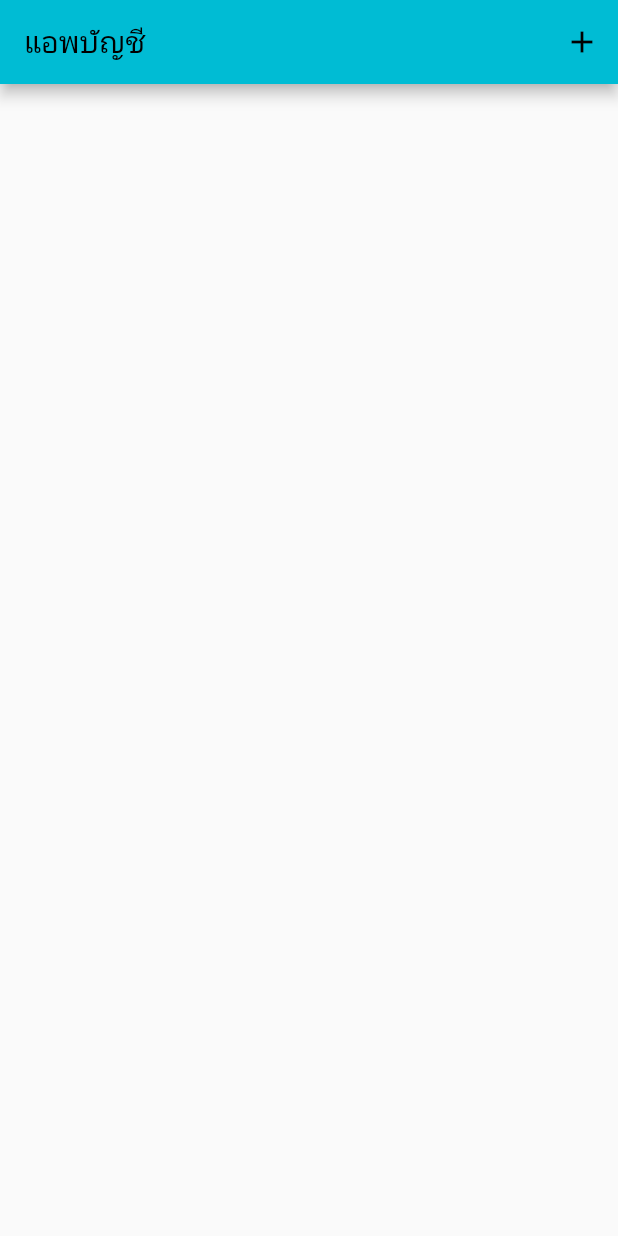
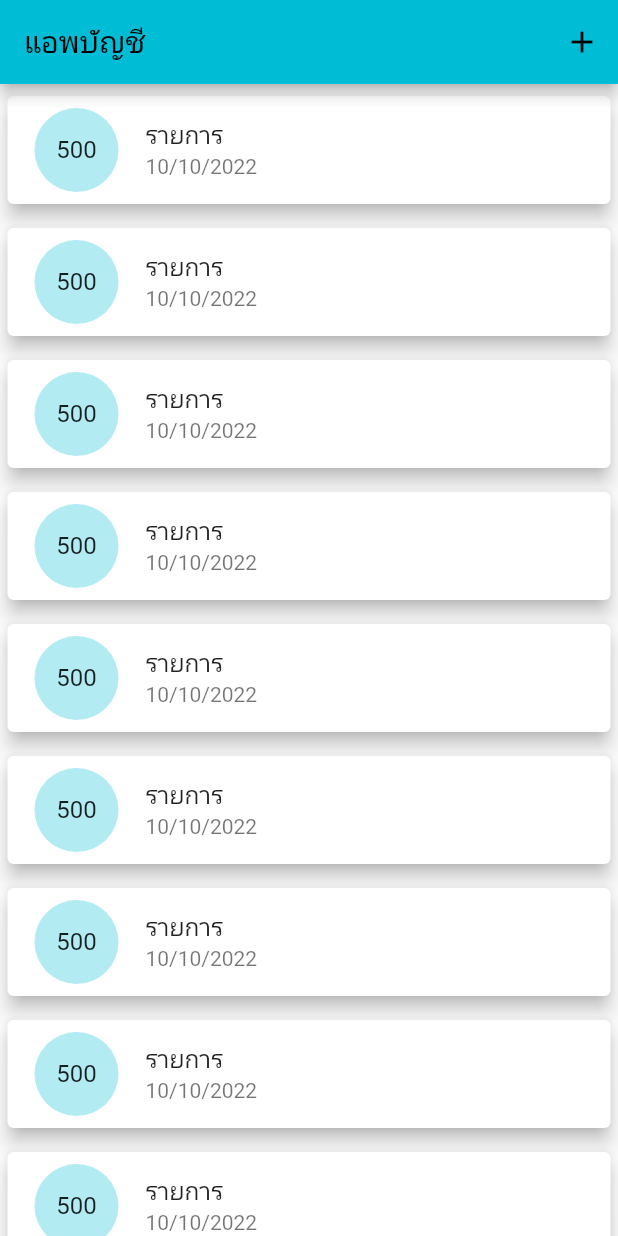
Before and after one commit to Waratchaya-WL/EX.5.1, a Flutter app: the screen it shows after launch, on a phone screen of 412 x 824 dp. Run offline on Flutter 3.47's test engine with Material 2 defaults, Android fonts, the phone set to English and light mode, and no system bars.

Commit message:
5 commit

```diff
--- a/lib/main.dart
+++ b/lib/main.dart
@@ -8,13 +8,11 @@ void main() {
 class MyApp extends StatelessWidget {
   const MyApp({super.key});
 
-
   @override
   Widget build(BuildContext context) {
     return MaterialApp(
       title: 'Flutter Demo',
       theme: ThemeData(
-
         primarySwatch: Colors.cyan,
       ),
       home: const MyHomePage(title: 'แอพบัญชี'),
@@ -25,7 +23,6 @@ class MyApp extends StatelessWidget {
 class MyHomePage extends StatefulWidget {
   const MyHomePage({super.key, required this.title});
 
-
   final String title;
 
   @override
@@ -33,25 +30,36 @@ class MyHomePage extends StatefulWidget {
 }
 
 class _MyHomePageState extends State<MyHomePage> {
-
-
   @override
   Widget build(BuildContext context) {
-
     return Scaffold(
         appBar: AppBar(
           title: Text(widget.title),
           actions: [
-          IconButton
-          (icon: Icon(Icons.add),
-          onPressed: (){
-          Navigator .push(context, MaterialPageRoute(builder: (context){
+            IconButton(
+                icon: Icon(Icons.add),
+                onPressed: () {
+                  Navigator.push(context, MaterialPageRoute(builder: (context) {
                     return FormScreen();
                   }));
                 })
           ],
         ),
-      body: Container()
+        body: ListView.builder(itemBuilder: (context, int index) {
+          return Card(
+            elevation: 5,
+            margin: const EdgeInsets.symmetric(vertical: 8, horizontal: 5),
+            child: ListTile(
+              leading: CircleAvatar(
+                radius: 30,
+                child: FittedBox(
+                  child: Text("500"),
+                ),
+              ),
+              title: Text("รายการ"),
+              subtitle: Text("10/10/2022"),
+            ),
           );
+        }));
   }
 }
```
Lines whose indentation alone changed are shown as unchanged.
